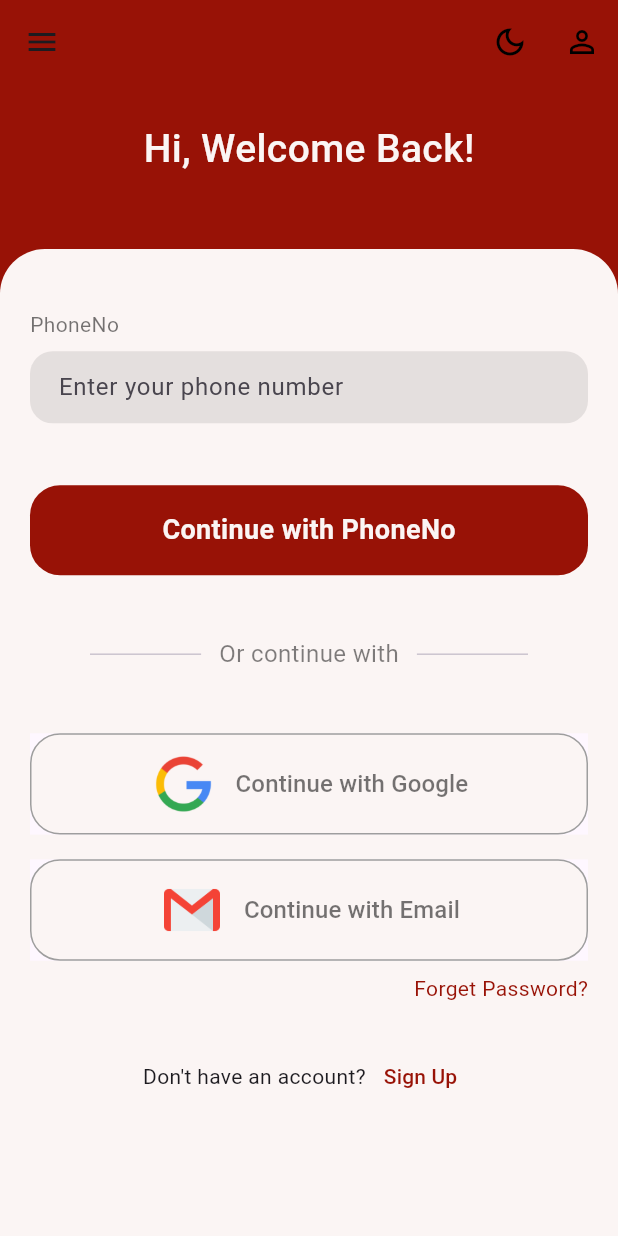
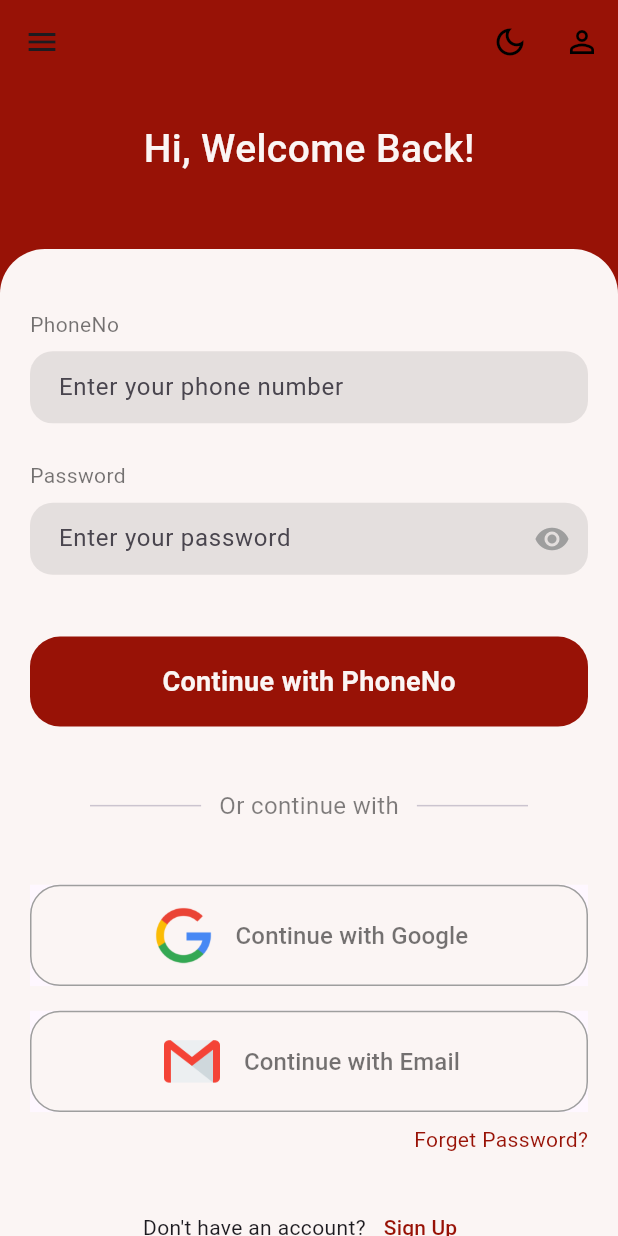
Before and after one commit to vijaysheoran97/travel_booking, a Flutter app: the LoginScreen screen opened directly, on a phone screen of 412 x 824 dp. Run offline on Flutter 3.47's test engine with Material 3 defaults, Android fonts, the phone set to English and light mode, and no system bars.

Commit message:
- minor changes

```diff
--- a/lib/travel_booking/ui/screens/login_screen.dart
+++ b/lib/travel_booking/ui/screens/login_screen.dart
@@ -14,12 +14,13 @@ class LoginScreen extends StatefulWidget {
 class _LoginScreenState extends State<LoginScreen> {
   @override
   Widget build(BuildContext context) {
+    bool _obscurePassword = true;
     final Size screenSize = MediaQuery.of(context).size;
     return Scaffold(
         drawer: Drawer(
           child: Container(
             color: AppColorConstant.appScendoryColor,
-            child: Column(
+            child: const Column(
               children: [
                 // Add your drawer items here
               ],
@@ -56,7 +57,7 @@ class _LoginScreenState extends State<LoginScreen> {
                     SizedBox(
                       height: screenSize.height * 0.03,
                     ),
-                    Text(
+                    const Text(
                       'Hi, Welcome Back!',
                       style: TextStyle(
                           color: AppColorConstant.appTextColor,
@@ -70,7 +71,7 @@ class _LoginScreenState extends State<LoginScreen> {
               child: Container(
                 height: screenSize.height * 1,
                 width: screenSize.width,
-                decoration: BoxDecoration(
+                decoration: const BoxDecoration(
                   color: AppColorConstant.appTextColor,
                   borderRadius: BorderRadius.only(
                     topLeft: Radius.circular(30.0),
@@ -83,7 +84,7 @@ class _LoginScreenState extends State<LoginScreen> {
                     child: Column(
                       crossAxisAlignment: CrossAxisAlignment.start,
                       children: [
-                        Text(
+                        const Text(
                           'PhoneNo',
                           style: TextStyle(
                               color: AppColorConstant.appTextColorblack54),
@@ -100,11 +101,51 @@ class _LoginScreenState extends State<LoginScreen> {
                               borderRadius: BorderRadius.circular(15),
                               borderSide: BorderSide.none,
                             ),
+                            contentPadding: const EdgeInsets.symmetric(
+                              vertical: 10.0,
+                              // Adjust the vertical padding as needed
+                              horizontal:
+                                  15.0, // Adjust the horizontal padding as needed
+                            ),
+                          ),
+                        ),
+                        SizedBox(
+                          height: screenSize.height * 0.03,
+                        ),
+                        Text(
+                          'Password',
+                          style: TextStyle(
+                              color: AppColorConstant.appTextColorblack54),
+                        ),
+                        SizedBox(
+                          height: screenSize.height * 0.01,
+                        ),
+                        TextFormField(
+                          obscureText: _obscurePassword,
+                          decoration: InputDecoration(
+                            filled: true,
+                            fillColor: Colors.black.withOpacity(0.09),
+                            hintText: 'Enter your password',
+                            border: OutlineInputBorder(
+                              borderRadius: BorderRadius.circular(15),
+                              borderSide: BorderSide.none,
+                            ),
                             contentPadding: EdgeInsets.symmetric(
                               vertical: 10.0,
                               // Adjust the vertical padding as needed
                               horizontal:
-                                  15.0, // Adjust the horizontal padding as needed
+                              15.0, // Adjust the horizontal padding as needed
+                            ),
+                            suffixIcon: GestureDetector(
+                              onTap: () {
+                                setState(() {
+                                  _obscurePassword = !_obscurePassword;
+                                });
+                              },
+                              child: Icon(
+                                _obscurePassword ? Icons.visibility : Icons.visibility_off,
+                                color: Colors.grey,
+                              ),
                             ),
                           ),
                         ),
@@ -115,7 +156,7 @@ class _LoginScreenState extends State<LoginScreen> {
                           alignment: Alignment.bottomCenter,
                           child: GestureDetector(
                             onTap: () {
-                               Navigator.push(context, MaterialPageRoute(builder: (context) => BottomNavigation()));
+                               Navigator.push(context, MaterialPageRoute(builder: (context) => const BottomNavigation()));
                             },
                             child: Container(
                               width: 400,
@@ -124,7 +165,7 @@ class _LoginScreenState extends State<LoginScreen> {
                                 color: AppColorConstant.appScendoryColor,
                                 borderRadius: BorderRadius.circular(20.0),
                               ),
-                              child: Center(
+                              child: const Center(
                                 child: Text(
                                   "Continue with PhoneNo",
                                   style: TextStyle(
@@ -142,9 +183,9 @@ class _LoginScreenState extends State<LoginScreen> {
                         ),
                         Row(
                           children: [
-                            Expanded(
+                            const Expanded(
                               child: Padding(
-                                padding: const EdgeInsets.only(left: 40.0),
+                                padding: EdgeInsets.only(left: 40.0),
                                 child: Divider(),
                               ),
                             ),
@@ -160,9 +201,9 @@ class _LoginScreenState extends State<LoginScreen> {
                                 ),
                               ),
                             ),
-                            Expanded(
+                            const Expanded(
                               child: Padding(
-                                padding: const EdgeInsets.only(right: 40.0),
+                                padding: EdgeInsets.only(right: 40.0),
                                 child: Divider(),
                               ),
                             ),
@@ -246,12 +287,12 @@ class _LoginScreenState extends State<LoginScreen> {
                           height: screenSize.height * 0.01,
                         ),
                         Row(
-                          children: [Spacer(),
+                          children: [const Spacer(),
                             GestureDetector(
                               onTap: (){
-Navigator.push(context, MaterialPageRoute(builder: (context)=>ForgetScreen()));
+Navigator.push(context, MaterialPageRoute(builder: (context)=>const ForgetScreen()));
                               },
-                                child: Text(
+                                child: const Text(
                               "Forget Password?",
                               style: TextStyle(
                                   color: AppColorConstant.appScendoryColor),
@@ -265,16 +306,16 @@ Navigator.push(context, MaterialPageRoute(builder: (context)=>ForgetScreen()));
                           crossAxisAlignment: CrossAxisAlignment.center,
                           mainAxisAlignment: MainAxisAlignment.center,
                           children: [
-                            Text("Don't have an account?"),
+                            const Text("Don't have an account?"),
                             TextButton(
                                 onPressed: () {
                                   Navigator.push(
                                       context,
                                       MaterialPageRoute(
                                           builder: (context) =>
-                                              RegisterScreen()));
+                                              const RegisterScreen()));
                                 },
-                                child: Text(
+                                child: const Text(
                                   "Sign Up",
                                   style: TextStyle(
                                       color: AppColorConstant.appScendoryColor),
--- a/lib/travel_booking/ui/screens/welcome_screen.dart
+++ b/lib/travel_booking/ui/screens/welcome_screen.dart
@@ -1,4 +1,5 @@
 import 'package:flutter/material.dart';
+import 'package:travel_booking/travel_booking/ui/screens/login_screen.dart';
 import 'package:travel_booking/travel_booking/ui/screens/register_screen.dart';
 import 'package:travel_booking/travel_booking/ui/utils/app_color_constent.dart';
 import 'package:travel_booking/travel_booking/ui/widget/navigation_bar.dart';
@@ -54,7 +55,7 @@ class WelcomeScreen extends StatelessWidget {
                   Navigator.push(
                       context,
                       MaterialPageRoute(
-                          builder: (context) => BottomNavigation()));
+                          builder: (context) => LoginScreen()));
                 },
                 child: Container(
                   width: 400,
```
